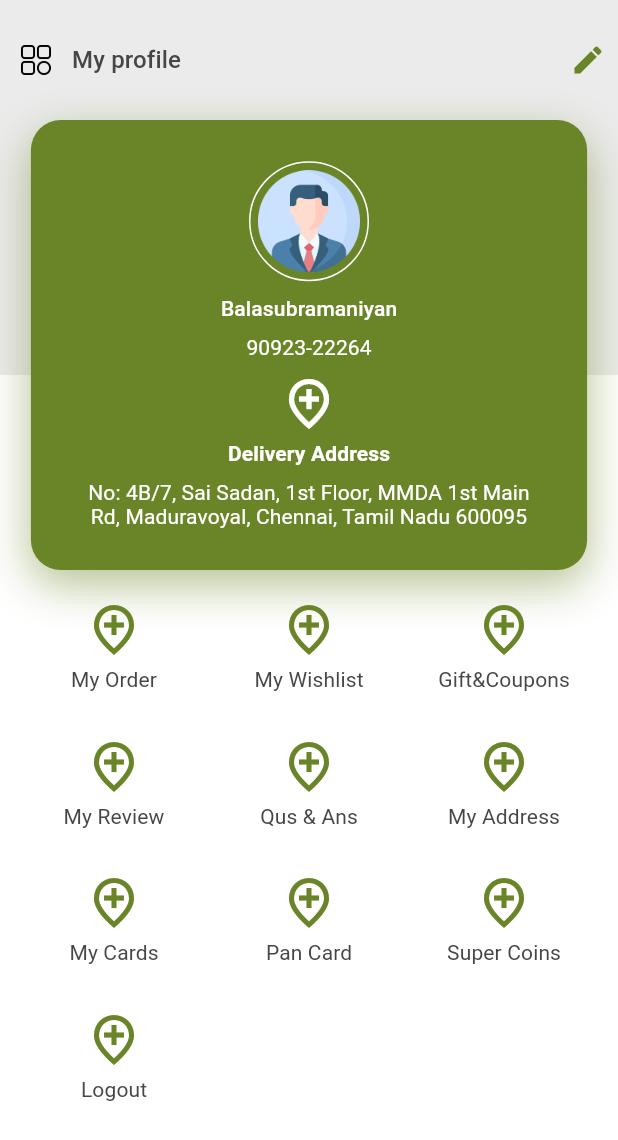
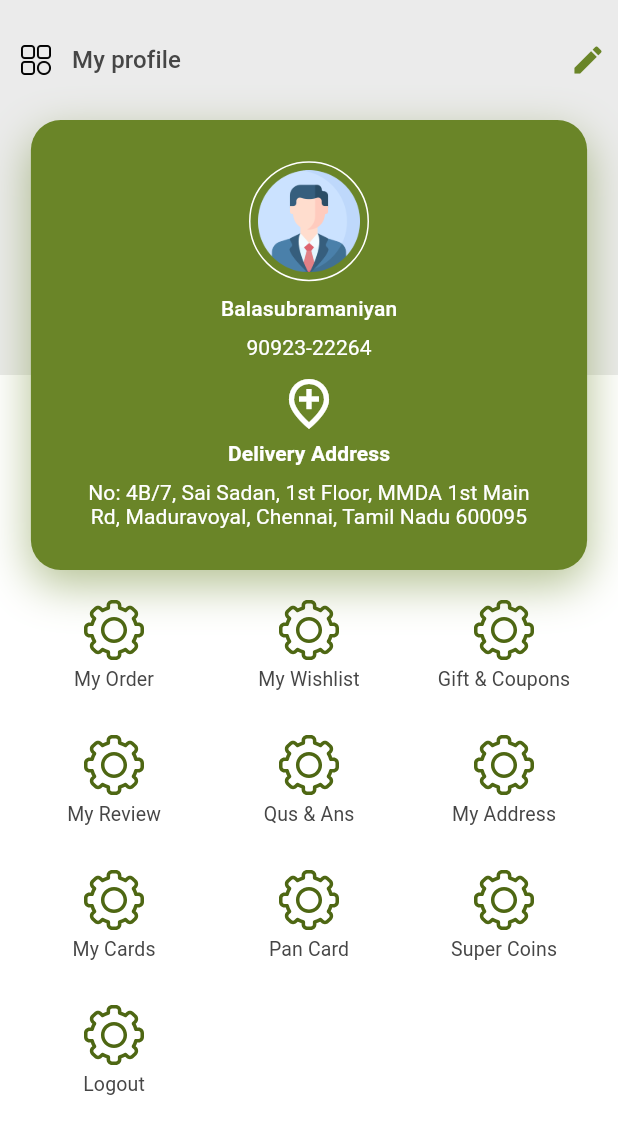
Before and after one commit to muthu-gokul/ecommerce_user, a Flutter app: the MyProfile screen opened directly with empty values, on a phone screen of 412 x 824 dp. Shown: the top 1140 px of the screen. Run offline on Flutter 3.47's test engine with Material 2 defaults, Android fonts, the phone set to English and light mode, and no system bars; our stand-ins replace carousel_slider, flutter_svg.

Commit message:
profile loop

```diff
--- /dev/null
+++ b/lib/model/profileModel.dart
@@ -0,0 +1,6 @@
+class ProfileModel{
+  String img;
+  String title;
+  double imgHeight;
+  ProfileModel({required this.img,required this.title,this.imgHeight=40});
+}
--- a/lib/pages/Profile/MyProfile.dart
+++ b/lib/pages/Profile/MyProfile.dart
@@ -1,4 +1,5 @@
 
+import 'package:ecommerce_user/model/profileModel.dart';
 import 'package:ecommerce_user/notifiers/themeNotifier.dart';
 import 'package:ecommerce_user/pages/address/addressHome.dart';
 import 'package:ecommerce_user/pages/giftCoupons/giftCouponsPage.dart';
@@ -10,6 +11,7 @@ import 'package:ecommerce_user/styles/size.dart';
 import 'package:ecommerce_user/widgets/customAppBar.dart';
 import 'package:flutter/cupertino.dart';
 import 'package:flutter/material.dart';
+import 'package:flutter_svg/flutter_svg.dart';
 import 'package:provider/provider.dart';
 
 import '../card/card.dart';
@@ -23,6 +25,18 @@ class MyProfile extends StatefulWidget {
 }
 
 class _MyProfileState extends State<MyProfile> {
+  List<ProfileModel> list=[
+    ProfileModel(img: "assets/side-icon/settings.svg", title: "My Order"),
+    ProfileModel(img: "assets/side-icon/settings.svg", title: "My Wishlist"),
+    ProfileModel(img: "assets/side-icon/settings.svg", title: "Gift & Coupons"),
+    ProfileModel(img: "assets/side-icon/settings.svg", title: "My Review"),
+    ProfileModel(img: "assets/side-icon/settings.svg", title: "Qus & Ans"),
+    ProfileModel(img: "assets/side-icon/settings.svg", title: "My Address"),
+    ProfileModel(img: "assets/side-icon/settings.svg", title: "My Cards"),
+    ProfileModel(img: "assets/side-icon/settings.svg", title: "Pan Card"),
+    ProfileModel(img: "assets/side-icon/settings.svg", title: "Super Coins"),
+    ProfileModel(img: "assets/side-icon/settings.svg", title: "Logout"),
+  ];
   @override
   late  double width,height,width2,height2;
   Widget build(BuildContext context) {
@@ -144,131 +158,54 @@ class _MyProfileState extends State<MyProfile> {
                     runSpacing: 30,
                     spacing: 40,
                     children: [
-                      Container(
-                        width: 90,
-                        child: Column(
-                          children: [
-                            Icon(Icons.add_location_outlined,color:tn.primaryColor,size: 40,),
-                            SizedBox(height: 5,),
-                            Text('My Order',style:ts14(text1,fontfamily: 'RR',),),
-                          ],
-                        ),
-                      ),
-                      Container(
-                        width: 90,
-                        child: Column(
-                          children: [
-                            Icon(Icons.add_location_outlined,color:tn.primaryColor,size: 40,),
-                            SizedBox(height: 5,),
-                            Text('My Wishlist',style:ts14(text1,fontfamily: 'RR',),),
-                          ],
-                        ),
-                      ),
+                      for(int i=0;i<list.length;i++)
                       GestureDetector(
-                        onTap: (){
-                          Navigator.push(context, MaterialPageRoute(builder: (ctx)=>GiftCouponsPage()));
+                        onTap:(){
+                          if(i==0){
+
+                          }
+                          else if(i==1){
+
+                          }
+                          else if(i==2){
+                            Navigator.push(context, MaterialPageRoute(builder: (ctx)=>GiftCouponsPage()));
+                          }
+                          else if(i==3){
+
+                          }
+                          else if(i==4){
+                          }
+                          else if(i==5){
+                            Navigator.push(context, MaterialPageRoute(builder: (ctx)=>AddressHomePage()));
+                          }
+                          else if(i==6){
+                            Navigator.push(context, MaterialPageRoute(builder: (ctx)=>CardDetails()));
+                          }
+                          else if(i==7){
+                            Navigator.push(context, MaterialPageRoute(builder: (ctx)=>PanCardDetails()));
+                          }
+                          else if(i==8){
+                            Navigator.push(context, MaterialPageRoute(builder: (ctx)=>SuperCoins()));
+                          }
+                          else if(i==9){
+
+                          }
                         },
                         child: Container(
                           width: 90,
+                          color: Colors.transparent,
                           child: Column(
+                            mainAxisAlignment: MainAxisAlignment.center,
                             children: [
-                              Icon(Icons.add_location_outlined,color:tn.primaryColor,size: 40,),
+                              SvgPicture.asset(list[i].img,height: list[i].imgHeight,color: tn.primaryColor1,),
+                             // Icon(Icons.add_location_outlined,color:tn.primaryColor,size: 40,),
                               SizedBox(height: 5,),
-                              Text('Gift&Coupons',style:ts14(text1,fontfamily: 'RR',),),
+                              Text(list[i].title,style:ts18(text1,fontfamily: 'RR',fontsize: 13),),
                             ],
                           ),
                         ),
                       ),
-                      Container(
-                        width: 90,
-                        child: Column(
-                          children: [
-                            Icon(Icons.add_location_outlined,color:tn.primaryColor,size: 40,),
-                            SizedBox(height: 5,),
-                            Text('My Review',style:ts14(text1,fontfamily: 'RR',),),
-                          ],
-                        ),
-                      ),
-                      Container(
-                        width: 90,
-                        child: Column(
-                          children: [
-                            Icon(Icons.add_location_outlined,color:tn.primaryColor,size: 40,),
-                            SizedBox(height: 5,),
-                            Text('Qus & Ans',style:ts14(text1,fontfamily: 'RR',),),
-                          ],
-                        ),
-                      ),
-                      GestureDetector(
-                        onTap: (){
-                          Navigator.push(context, MaterialPageRoute(builder: (ctx)=>AddressHomePage()));
-                        },
-                        child: Container(
-                          width: 90,
-                          child: Column(
-                            children: [
-                              Icon(Icons.add_location_outlined,color:tn.primaryColor,size: 40,),
-                              SizedBox(height: 5,),
-                              Text('My Address',style:ts14(text1,fontfamily: 'RR',),),
-                            ],
-                          ),
-                        ),
-                      ),
-                      GestureDetector(
-                        onTap: (){
-                          Navigator.push(context, MaterialPageRoute(builder: (ctx)=>CardDetails()));
-                        },
-                        child: Container(
-                          width: 90,
-                          child: Column(
-                            children: [
-                              Icon(Icons.add_location_outlined,color:tn.primaryColor,size: 40,),
-                              SizedBox(height: 5,),
-                              Text('My Cards',style:ts14(text1,fontfamily: 'RR',),),
-                            ],
-                          ),
-                        ),
-                      ),
-                      GestureDetector(
-                        onTap: (){
-                          Navigator.push(context, MaterialPageRoute(builder: (ctx)=>PanCardDetails()));
-                        },
-                        child: Container(
-                          width: 90,
-                          child: Column(
-                            children: [
-                              Icon(Icons.add_location_outlined,color:tn.primaryColor,size: 40,),
-                              SizedBox(height: 5,),
-                              Text('Pan Card',style:ts14(text1,fontfamily: 'RR',),),
-                            ],
-                          ),
-                        ),
-                      ),
-                      GestureDetector(
-                        onTap: (){
-                          Navigator.push(context, MaterialPageRoute(builder: (ctx)=>SuperCoins()));
-                        },
-                        child: Container(
-                          width: 90,
-                          child: Column(
-                            children: [
-                              Icon(Icons.add_location_outlined,color:tn.primaryColor,size: 40,),
-                              SizedBox(height: 5,),
-                              Text('Super Coins',style:ts14(text1,fontfamily: 'RR',),),
-                            ],
-                          ),
-                        ),
-                      ),
-                      Container(
-                        width: 90,
-                        child: Column(
-                          children: [
-                            Icon(Icons.add_location_outlined,color:tn.primaryColor,size: 40,),
-                            SizedBox(height: 5,),
-                            Text('Logout',style:ts14(text1,fontfamily: 'RR',),),
-                          ],
-                        ),
-                      ),
+
                     ],
                   ),
                 ),
--- a/pubspec.yaml
+++ b/pubspec.yaml
@@ -68,6 +68,7 @@ flutter:
     - assets/login/
     - assets/slider/
     - assets/items-list/
+    - assets/side-icon/
   # assets:
   #   - images/a_dot_burr.jpeg
   #   - images/a_dot_ham.jpeg
```
